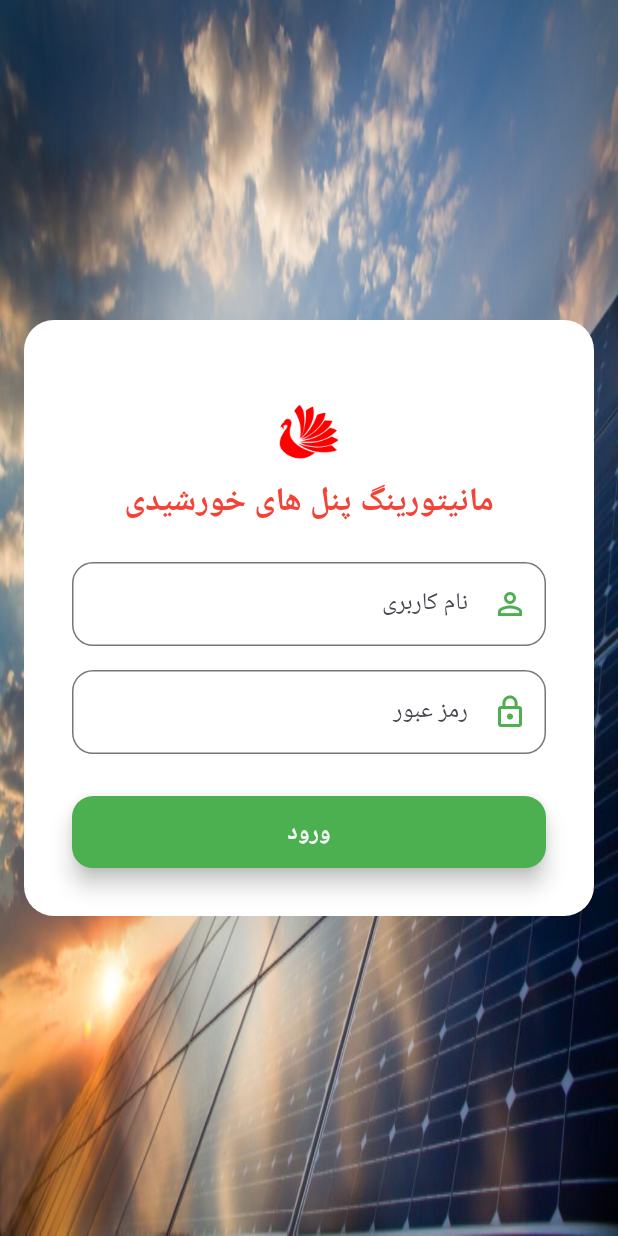
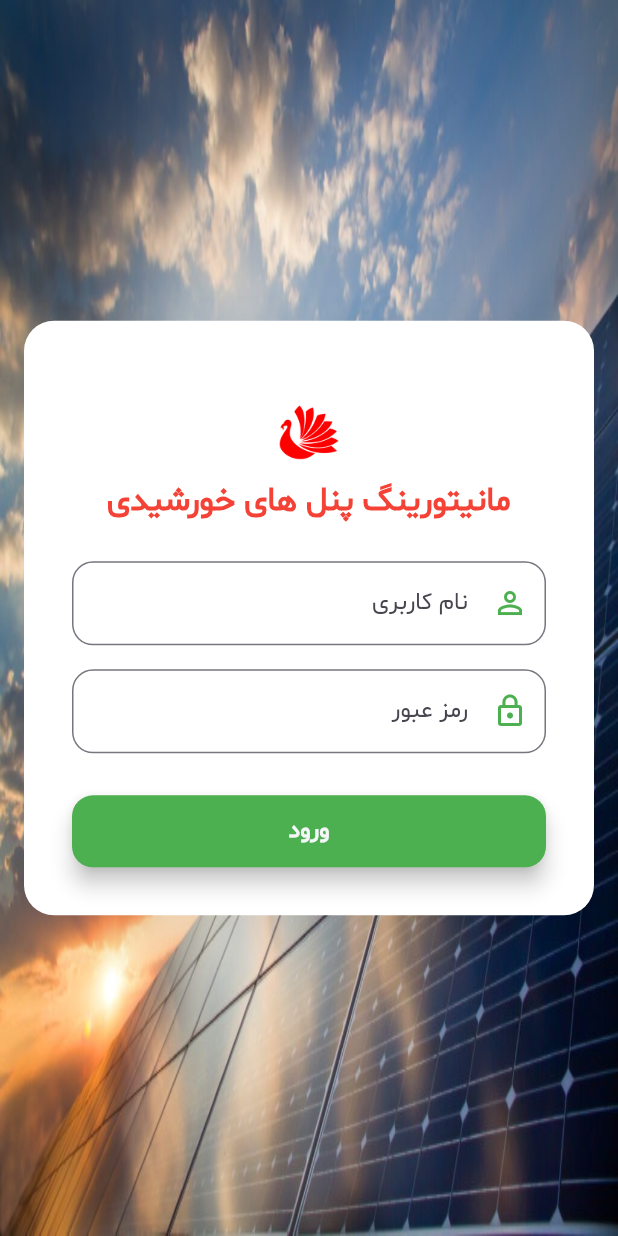
Before and after one commit to mahdi-dfr/solar-panel-monitoring-web, a Flutter app: the screen it shows after launch, on a phone screen of 412 x 824 dp. Run offline on Flutter 3.47's test engine with Material 3 defaults, Android fonts, the phone set to English and light mode, and no system bars; our stand-ins replace get, syncfusion_flutter_charts.

Commit message:
[CHANGE]

```diff
--- a/lib/constants/app_bindings.dart
+++ b/lib/constants/app_bindings.dart
@@ -1,8 +1,7 @@
 import 'package:get/get.dart';
-import 'package:solar_web/core/contrroller/dashboard_controller.dart';
-import 'package:solar_web/core/contrroller/login_controller.dart';
 
-import '../core/view/screens/login_screen.dart';
+import '../features/authentication/controller/login_controller.dart';
+import '../features/dashboard/controller/dashboard_controller.dart';
 
 class AppBindings extends Bindings{
   @override
--- a/lib/core/contrroller/login_controller.dart
+++ b/lib/features/authentication/controller/login_controller.dart
@@ -1,7 +1,8 @@
 import 'package:flutter/animation.dart';
 import 'package:flutter/material.dart';
 import 'package:get/get.dart';
-import 'package:solar_web/core/view/screens/dashboard_view.dart';
+
+import '../../dashboard/view/screens/dashboard_view.dart';
 
 class LoginController extends GetxController
     with GetSingleTickerProviderStateMixin {
--- a/lib/core/view/screens/login_screen.dart
+++ b/lib/features/authentication/view/screens/login_screen.dart
@@ -2,7 +2,8 @@ import 'package:flutter/material.dart';
 import 'package:get/get.dart';
 import 'package:solar_web/constants/app_colors.dart';
 import 'package:solar_web/constants/constant.dart';
-import 'package:solar_web/core/contrroller/login_controller.dart';
+
+import '../../controller/login_controller.dart';
 
 class SolarLoginPage extends GetView<LoginController> {
   const SolarLoginPage({super.key});
--- a/lib/core/contrroller/dashboard_controller.dart
+++ b/lib/features/dashboard/controller/dashboard_controller.dart
@@ -1,5 +1,6 @@
 import 'package:get/get.dart';
-import 'package:solar_web/core/model/dashboard_model.dart';
+
+import '../data/mode/dashboard_model.dart';
 
 class DashboardController extends GetxController {
   final selectedPanelId = 1.obs;
--- a/lib/core/view/widgets/widgets.dart
+++ b/lib/features/dashboard/view/widgets/widgets.dart
@@ -1,8 +1,9 @@
 import 'package:flutter/material.dart';
 import 'package:get/get.dart';
 import 'package:solar_web/constants/app_colors.dart';
-import 'package:solar_web/core/contrroller/dashboard_controller.dart';
 import 'package:syncfusion_flutter_charts/charts.dart';
+
+import '../../controller/dashboard_controller.dart';
 
 class SolarRadianceCard extends GetView<DashboardController> {
   const SolarRadianceCard({super.key});
--- a/lib/core/view/screens/hitmap_screen.dart
+++ b/lib/features/hitmap/view/screens/hitmap_screen.dart
@@ -2,7 +2,7 @@ import 'package:flutter/material.dart';
 import 'package:get/get.dart';
 import 'package:solar_web/constants/app_colors.dart';
 
-import '../../model/hitmap_model.dart';
+import '../../data/mode/hitmap_model.dart';
 
 class PanelOverviewPage extends StatelessWidget {
   PanelOverviewPage({super.key});
--- a/lib/main.dart
+++ b/lib/main.dart
@@ -3,8 +3,7 @@ import 'package:flutter/material.dart';
 import 'package:get/get.dart';
 import 'package:solar_web/constants/app_bindings.dart';
 
-import 'core/view/screens/dashboard_view.dart';
-import 'core/view/screens/login_screen.dart';
+import 'features/authentication/view/screens/login_screen.dart';
 
 void main() {
   runApp(const MyApp());
@@ -18,6 +17,7 @@ class MyApp extends StatelessWidget {
     return GetMaterialApp(
       title: 'Solar Monitoring Web',
       debugShowCheckedModeBanner: false,
+      theme: ThemeData(fontFamily: 'Shabnam'),
       initialBinding: AppBindings(),
       home:  SolarLoginPage(),
       locale: const Locale('fa', 'IR'),
```
Also changed, not shown: lib/features/dashboard/view/screens/dashboard_view.dart (renamed from lib/core/view/screens/dashboard_view.dart, +4 -4 lines), lib/features/dashboard/data/mode/dashboard_model.dart (renamed from lib/core/model/dashboard_model.dart), lib/features/hitmap/data/mode/hitmap_model.dart (renamed from lib/core/model/hitmap_model.dart).
